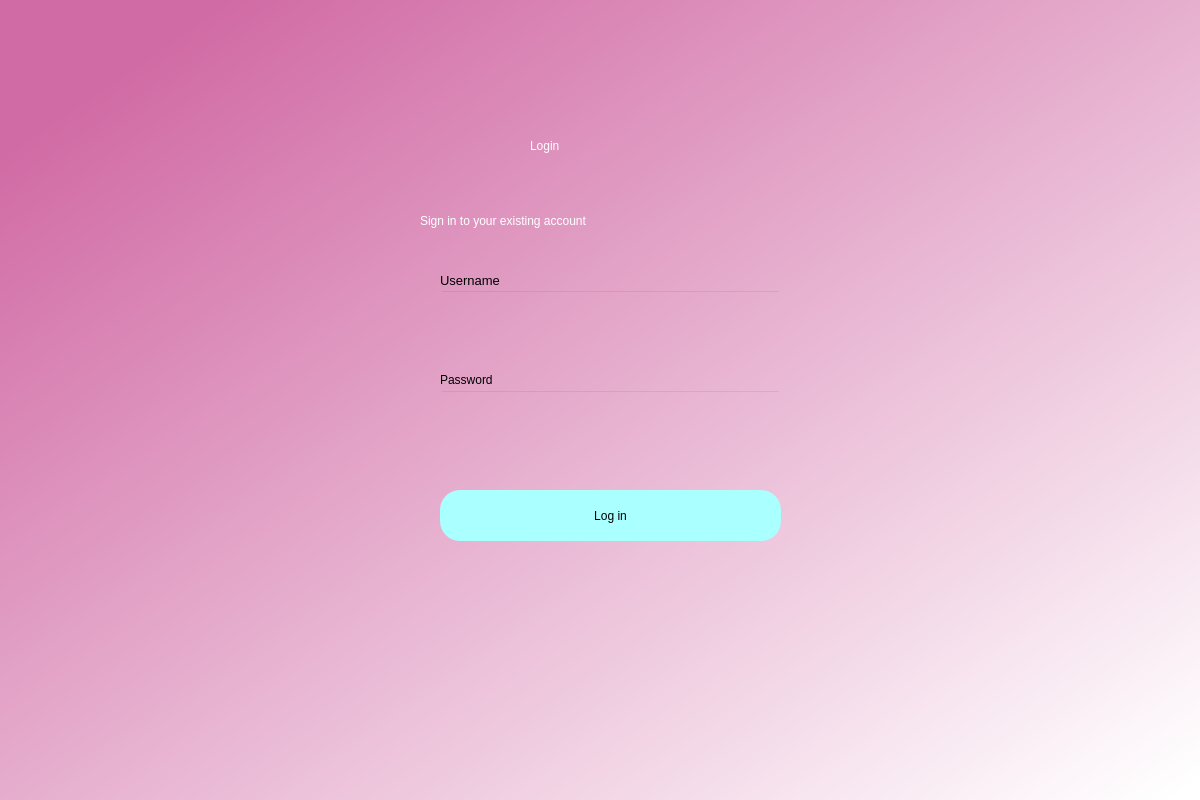
Krutov777/PyQt, file UI/login.ui: the form before one commit.
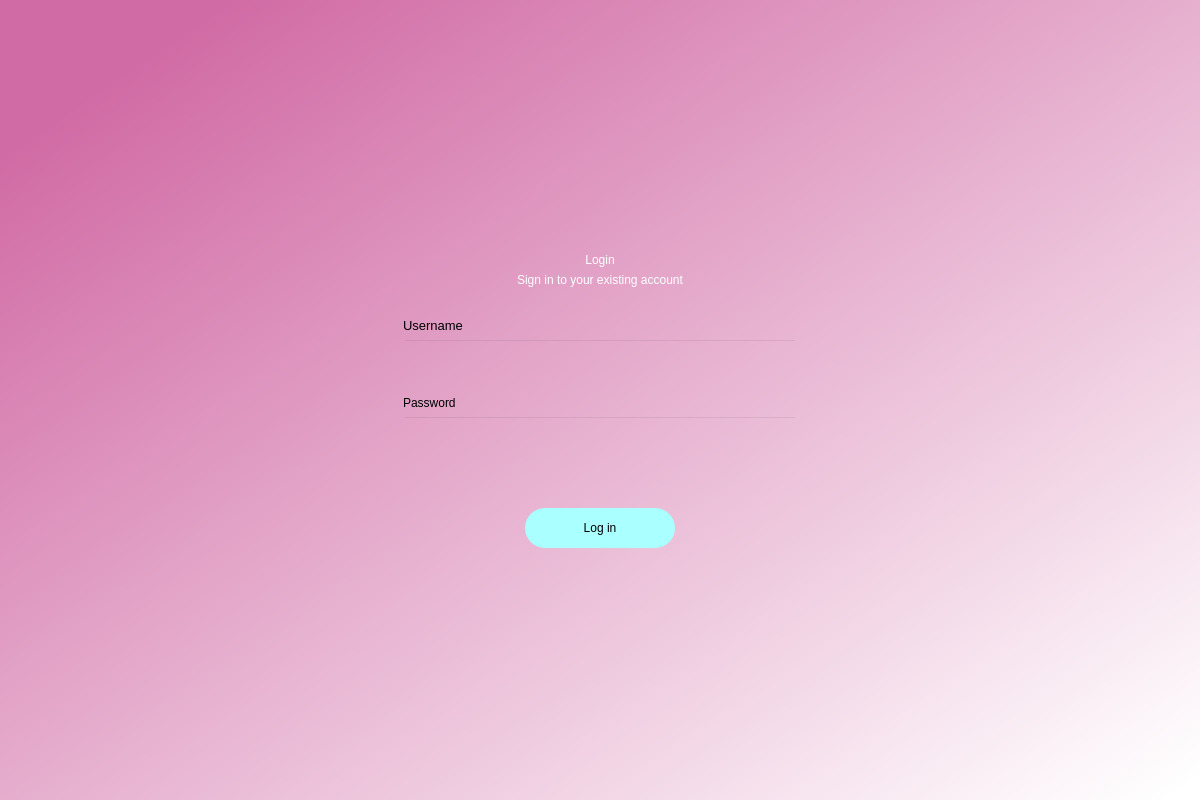
The form after the commit.

Commit message: added layouts to all forms

```diff
--- a/UI/login.ui
+++ b/UI/login.ui
@@ -10,114 +10,125 @@
     <height>800</height>
    </rect>
   </property>
+  <property name="minimumSize">
+   <size>
+    <width>1200</width>
+    <height>800</height>
+   </size>
+  </property>
+  <property name="maximumSize">
+   <size>
+    <width>1200</width>
+    <height>800</height>
+   </size>
+  </property>
   <property name="windowTitle">
    <string>Dialog</string>
   </property>
+  <layout class="QHBoxLayout" name="horizontalLayout">
+   <property name="leftMargin">
+    <number>0</number>
+   </property>
+   <property name="topMargin">
+    <number>0</number>
+   </property>
+   <property name="rightMargin">
+    <number>0</number>
+   </property>
+   <property name="bottomMargin">
+    <number>0</number>
+   </property>
+   <item>
   <widget class="QWidget" name="bgwidget" native="true">
-   <property name="geometry">
-    <rect>
-     <x>0</x>
-     <y>0</y>
-     <width>1201</width>
-     <height>801</height>
-    </rect>
-   </property>
    <property name="styleSheet">
     <string notr="true">QWidget#bgwidget{
 background-color:qlineargradient(spread:pad, x1:0.091, y1:0.101636, x2:0.991379, y2:0.977, stop:0 rgba(209, 107, 165, 255), stop:1 rgba(255, 255, 255, 255));}</string>
    </property>
+     <layout class="QGridLayout" name="gridLayout" rowstretch="1,1,1" columnstretch="1,1,1">
+      <item row="0" column="1">
+       <spacer name="verticalSpacer_4">
+        <property name="orientation">
+         <enum>Qt::Vertical</enum>
+        </property>
+        <property name="sizeHint" stdset="0">
+         <size>
+          <width>20</width>
+          <height>40</height>
+         </size>
+        </property>
+       </spacer>
+      </item>
+      <item row="1" column="2">
+       <spacer name="horizontalSpacer_2">
+        <property name="orientation">
+         <enum>Qt::Horizontal</enum>
+        </property>
+        <property name="sizeHint" stdset="0">
+         <size>
+          <width>40</width>
+          <height>20</height>
+         </size>
+        </property>
+       </spacer>
+      </item>
+      <item row="1" column="1">
+       <layout class="QVBoxLayout" name="_2" stretch="3,1,1,1,2,1,1,2,1,1">
+        <property name="spacing">
+         <number>6</number>
+        </property>
+        <property name="topMargin">
+         <number>2</number>
+        </property>
+        <property name="bottomMargin">
+         <number>2</number>
+        </property>
+        <item>
    <widget class="QLabel" name="label">
-    <property name="geometry">
-     <rect>
-      <x>530</x>
-      <y>110</y>
-      <width>151</width>
-      <height>71</height>
-     </rect>
-    </property>
     <property name="styleSheet">
      <string notr="true">font: 36pt &quot;MS Shell Dlg 2&quot;; color:rgb(255, 255, 255)</string>
     </property>
     <property name="text">
      <string>Login</string>
     </property>
-   </widget>
+          <property name="alignment">
+           <set>Qt::AlignCenter</set>
+          </property>
+         </widget>
+        </item>
+        <item>
    <widget class="QLabel" name="label_2">
-    <property name="geometry">
-     <rect>
-      <x>420</x>
-      <y>200</y>
-      <width>391</width>
-      <height>41</height>
-     </rect>
-    </property>
     <property name="styleSheet">
      <string notr="true">font: 16pt &quot;MS Shell Dlg 2&quot;;color:rgb(255, 255, 255)</string>
     </property>
     <property name="text">
      <string>Sign in to your existing account</string>
     </property>
-   </widget>
-   <widget class="QPushButton" name="login">
-    <property name="geometry">
-     <rect>
-      <x>440</x>
-      <y>490</y>
-      <width>341</width>
-      <height>51</height>
-     </rect>
-    </property>
-    <property name="styleSheet">
-     <string notr="true">border-radius:20px;
-background-color: rgb(170, 255, 255);
-font: 14pt &quot;MS Shell Dlg 2&quot;;</string>
-    </property>
-    <property name="text">
-     <string>Log in</string>
-    </property>
-   </widget>
-   <widget class="QLineEdit" name="emailfield">
-    <property name="geometry">
-     <rect>
-      <x>440</x>
-      <y>290</y>
-      <width>341</width>
-      <height>51</height>
-     </rect>
-    </property>
-    <property name="styleSheet">
-     <string notr="true">background-color:rgba(0,0,0,0);
-font: 12pt &quot;MS Shell Dlg 2&quot;;</string>
-    </property>
-   </widget>
-   <widget class="QLineEdit" name="passwordfield">
-    <property name="geometry">
-     <rect>
-      <x>440</x>
-      <y>390</y>
-      <width>341</width>
-      <height>51</height>
-     </rect>
-    </property>
-    <property name="styleSheet">
-     <string notr="true">background-color:rgba(0,0,0,0);
-font: 12pt &quot;MS Shell Dlg 2&quot;;</string>
-    </property>
-   </widget>
+          <property name="alignment">
+           <set>Qt::AlignCenter</set>
+          </property>
+         </widget>
+        </item>
+        <item>
+         <spacer name="verticalSpacer">
+          <property name="orientation">
+           <enum>Qt::Vertical</enum>
+          </property>
+          <property name="sizeType">
+           <enum>QSizePolicy::Fixed</enum>
+          </property>
+          <property name="sizeHint" stdset="0">
+           <size>
+            <width>20</width>
+            <height>25</height>
+           </size>
+          </property>
+         </spacer>
+        </item>
+        <item>
    <widget class="QLabel" name="label_3">
-    <property name="geometry">
-     <rect>
-      <x>440</x>
-      <y>270</y>
-      <width>81</width>
-      <height>20</height>
-     </rect>
-    </property>
     <property name="font">
      <font>
-      <family>MS Shell Dlg 2</family>
       <pointsize>10</pointsize>
-      <weight>50</weight>
       <italic>false</italic>
       <bold>false</bold>
      </font>
@@ -129,15 +140,23 @@
      <string>Username</string>
     </property>
    </widget>
+        </item>
+        <item>
+         <widget class="QLineEdit" name="emailfield">
+          <property name="minimumSize">
+           <size>
+            <width>0</width>
+            <height>51</height>
+           </size>
+          </property>
+          <property name="styleSheet">
+           <string notr="true">background-color:rgba(0,0,0,0);
+font: 12pt &quot;MS Shell Dlg 2&quot;;</string>
+          </property>
+         </widget>
+        </item>
+        <item>
    <widget class="QLabel" name="label_4">
-    <property name="geometry">
-     <rect>
-      <x>440</x>
-      <y>370</y>
-      <width>81</width>
-      <height>20</height>
-     </rect>
-    </property>
     <property name="styleSheet">
      <string notr="true">font: 10pt &quot;MS Shell Dlg 2&quot;;</string>
     </property>
@@ -145,23 +164,118 @@
      <string>Password</string>
     </property>
    </widget>
+        </item>
+        <item>
+         <widget class="QLineEdit" name="passwordfield">
+          <property name="minimumSize">
+           <size>
+            <width>0</width>
+            <height>51</height>
+           </size>
+          </property>
+          <property name="styleSheet">
+           <string notr="true">background-color:rgba(0,0,0,0);
+font: 12pt &quot;MS Shell Dlg 2&quot;;</string>
+          </property>
+         </widget>
+        </item>
+        <item>
+         <spacer name="verticalSpacer_3">
+          <property name="orientation">
+           <enum>Qt::Vertical</enum>
+          </property>
+          <property name="sizeType">
+           <enum>QSizePolicy::Fixed</enum>
+          </property>
+          <property name="sizeHint" stdset="0">
+           <size>
+            <width>20</width>
+            <height>15</height>
+           </size>
+          </property>
+         </spacer>
+        </item>
+        <item>
    <widget class="QLabel" name="error">
-    <property name="geometry">
-     <rect>
-      <x>440</x>
-      <y>456</y>
-      <width>341</width>
-      <height>20</height>
-     </rect>
-    </property>
     <property name="styleSheet">
      <string notr="true">font: 12pt &quot;MS Shell Dlg 2&quot;; color:red;</string>
     </property>
     <property name="text">
      <string/>
     </property>
-   </widget>
-  </widget>
+          <property name="alignment">
+           <set>Qt::AlignCenter</set>
+          </property>
+         </widget>
+        </item>
+        <item alignment="Qt::AlignHCenter">
+         <widget class="QPushButton" name="login">
+          <property name="sizePolicy">
+           <sizepolicy hsizetype="Minimum" vsizetype="Fixed">
+            <horstretch>0</horstretch>
+            <verstretch>0</verstretch>
+           </sizepolicy>
+          </property>
+          <property name="minimumSize">
+           <size>
+            <width>150</width>
+            <height>40</height>
+           </size>
+          </property>
+          <property name="maximumSize">
+           <size>
+            <width>150</width>
+            <height>16777215</height>
+           </size>
+          </property>
+          <property name="acceptDrops">
+           <bool>true</bool>
+          </property>
+          <property name="layoutDirection">
+           <enum>Qt::LeftToRight</enum>
+          </property>
+          <property name="styleSheet">
+           <string notr="true">border-radius:20px;
+background-color: rgb(170, 255, 255);
+font: 14pt &quot;MS Shell Dlg 2&quot;;</string>
+          </property>
+          <property name="text">
+           <string>Log in</string>
+          </property>
+         </widget>
+        </item>
+       </layout>
+      </item>
+      <item row="1" column="0">
+       <spacer name="horizontalSpacer">
+        <property name="orientation">
+         <enum>Qt::Horizontal</enum>
+        </property>
+        <property name="sizeHint" stdset="0">
+         <size>
+          <width>40</width>
+          <height>20</height>
+         </size>
+        </property>
+       </spacer>
+      </item>
+      <item row="2" column="1">
+       <spacer name="verticalSpacer_5">
+        <property name="orientation">
+         <enum>Qt::Vertical</enum>
+        </property>
+        <property name="sizeHint" stdset="0">
+         <size>
+          <width>20</width>
+          <height>40</height>
+         </size>
+        </property>
+       </spacer>
+      </item>
+     </layout>
+    </widget>
+   </item>
+  </layout>
  </widget>
  <resources/>
  <connections/>
```
Lines whose indentation alone changed are shown as unchanged. The commit also changes 2 other files.
